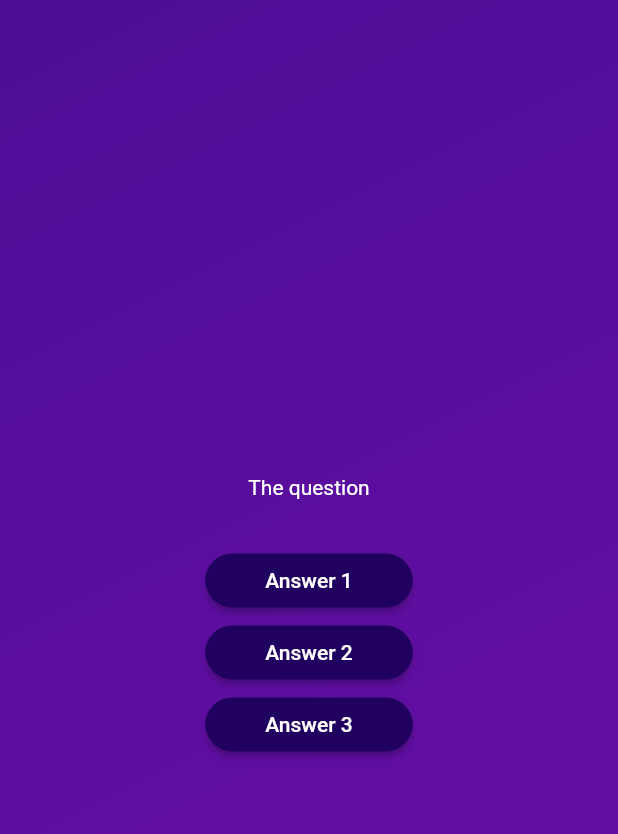
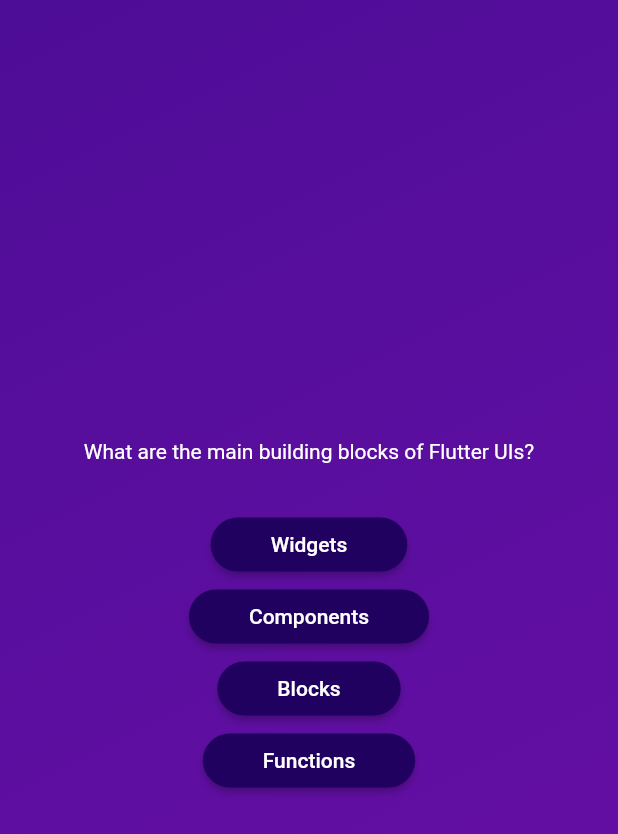
Before and after one commit to paulohc/flutter-quiz-app, a Flutter app: the screen it shows after launch, after a tap on "Start Quiz", on a phone screen of 412 x 824 dp. Shown: the top 834 px of the screen. Run offline on Flutter 3.47's test engine with Material 2 defaults, Android fonts, the phone set to English and light mode, and no system bars.

Commit message:
feat: show dummy data

```diff
--- a/lib/questions_screen.dart
+++ b/lib/questions_screen.dart
@@ -1,5 +1,6 @@
 import 'package:flutter/material.dart';
 import 'package:quiz_app/answer_button.dart';
+import 'package:quiz_app/data/questions.dart';
 
 class QuestionsScreen extends StatefulWidget {
   const QuestionsScreen({super.key});
@@ -13,26 +14,34 @@ class QuestionsScreen extends StatefulWidget {
 class _QuestionsScreenState extends State<QuestionsScreen> {
   @override
   Widget build(BuildContext context) {
+    final currentQuestion = questions[0];
+
     return SizedBox(
       width: double.infinity,
       child: Column(
         mainAxisAlignment: MainAxisAlignment.center,
         children: [
-          const Text(
-            'The question',
-            style: TextStyle(color: Colors.white),
+          Text(
+            currentQuestion.text,
+            style: const TextStyle(
+              color: Colors.white,
+            ),
           ),
           const SizedBox(height: 30),
           AnswerButton(
-            answerText: 'Answer 1',
+            answerText: currentQuestion.answers[0],
             onTap: () {},
           ),
           AnswerButton(
-            answerText: 'Answer 2',
+            answerText: currentQuestion.answers[1],
             onTap: () {},
           ),
           AnswerButton(
-            answerText: 'Answer 3',
+            answerText: currentQuestion.answers[2],
+            onTap: () {},
+          ),
+          AnswerButton(
+            answerText: currentQuestion.answers[3],
             onTap: () {},
           ),
         ],
```
